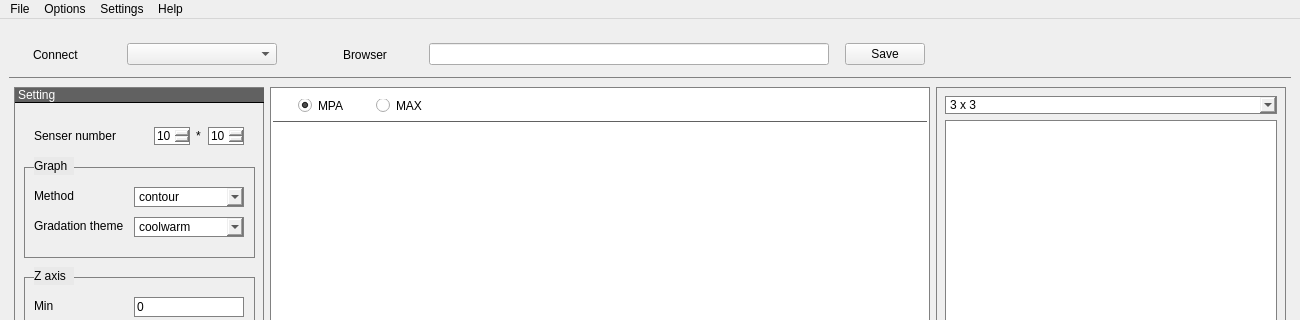
Qt form ui_Files/PMPS.ui (sujin16/PMASProject) before a commit; both pictures show x 0 to 1300 and y 0 to 320 of the 1300 by 702 pixel window.
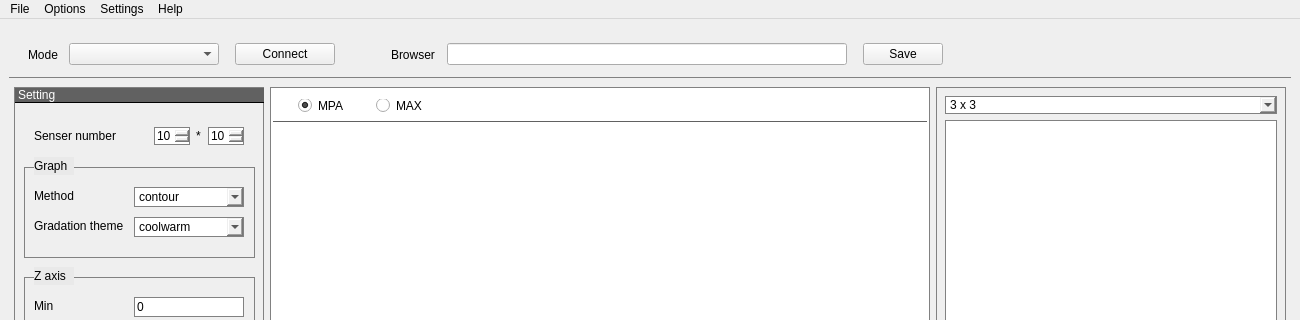
The same form after that commit. Custom widgets are drawn as their Qt base class.

Patch:
```diff
--- a/ui_Files/PMPS.ui
+++ b/ui_Files/PMPS.ui
@@ -69,47 +69,6 @@
        <property name="bottomMargin">
         <number>6</number>
        </property>
-       <item>
-        <spacer name="horizontalSpacer">
-         <property name="enabled">
-          <bool>true</bool>
-         </property>
-         <property name="orientation">
-          <enum>Qt::Horizontal</enum>
-         </property>
-         <property name="sizeType">
-          <enum>QSizePolicy::Fixed</enum>
-         </property>
-         <property name="sizeHint" stdset="0">
-          <size>
-           <width>15</width>
-           <height>20</height>
-          </size>
-         </property>
-        </spacer>
-       </item>
-       <item>
-        <widget class="QLabel" name="connect_label">
-         <property name="enabled">
-          <bool>true</bool>
-         </property>
-         <property name="minimumSize">
-          <size>
-           <width>60</width>
-           <height>0</height>
-          </size>
-         </property>
-         <property name="maximumSize">
-          <size>
-           <width>60</width>
-           <height>16777215</height>
-          </size>
-         </property>
-         <property name="text">
-          <string>Connect</string>
-         </property>
-        </widget>
-       </item>
        <item>
         <spacer name="horizontalSpacer_5">
          <property name="enabled">
@@ -123,12 +82,34 @@
          </property>
          <property name="sizeHint" stdset="0">
           <size>
-           <width>28</width>
+           <width>10</width>
            <height>20</height>
           </size>
          </property>
         </spacer>
        </item>
+       <item>
+        <widget class="QLabel" name="mode_label">
+         <property name="enabled">
+          <bool>true</bool>
+         </property>
+         <property name="minimumSize">
+          <size>
+           <width>35</width>
+           <height>0</height>
+          </size>
+         </property>
+         <property name="maximumSize">
+          <size>
+           <width>35</width>
+           <height>16777215</height>
+          </size>
+         </property>
+         <property name="text">
+          <string>Mode</string>
+         </property>
+        </widget>
+       </item>
        <item>
         <widget class="QComboBox" name="connect_comboBox">
          <property name="enabled">
@@ -170,7 +151,48 @@
          </property>
          <property name="sizeHint" stdset="0">
           <size>
-           <width>60</width>
+           <width>10</width>
+           <height>20</height>
+          </size>
+         </property>
+        </spacer>
+       </item>
+       <item>
+        <widget class="QPushButton" name="connect_pushButton">
+         <property name="enabled">
+          <bool>true</bool>
+         </property>
+         <property name="minimumSize">
+          <size>
+           <width>100</width>
+           <height>0</height>
+          </size>
+         </property>
+         <property name="maximumSize">
+          <size>
+           <width>100</width>
+           <height>16777215</height>
+          </size>
+         </property>
+         <property name="text">
+          <string>Connect</string>
+         </property>
+        </widget>
+       </item>
+       <item>
+        <spacer name="horizontalSpacer_4">
+         <property name="enabled">
+          <bool>true</bool>
+         </property>
+         <property name="orientation">
+          <enum>Qt::Horizontal</enum>
+         </property>
+         <property name="sizeType">
+          <enum>QSizePolicy::Fixed</enum>
+         </property>
+         <property name="sizeHint" stdset="0">
+          <size>
+           <width>50</width>
            <height>20</height>
           </size>
          </property>
@@ -192,25 +214,6 @@
          </property>
         </widget>
        </item>
-       <item>
-        <spacer name="horizontalSpacer_4">
-         <property name="enabled">
-          <bool>true</bool>
-         </property>
-         <property name="orientation">
-          <enum>Qt::Horizontal</enum>
-         </property>
-         <property name="sizeType">
-          <enum>QSizePolicy::Fixed</enum>
-         </property>
-         <property name="sizeHint" stdset="0">
-          <size>
-           <width>30</width>
-           <height>20</height>
-          </size>
-         </property>
-        </spacer>
-       </item>
        <item>
         <widget class="QLineEdit" name="browser_lineEdit">
          <property name="enabled">
```
